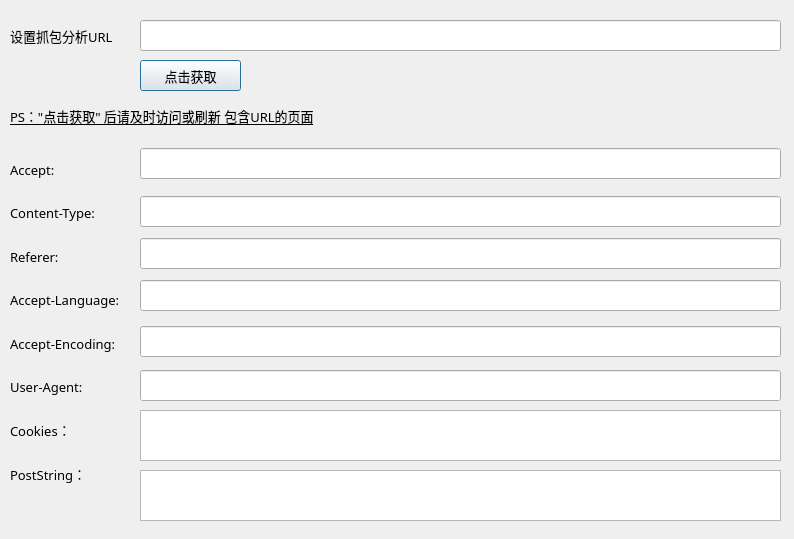
Qt form UnifiedTools/httpanalyse.ui (frontier-zh/Zhro) before a commit.
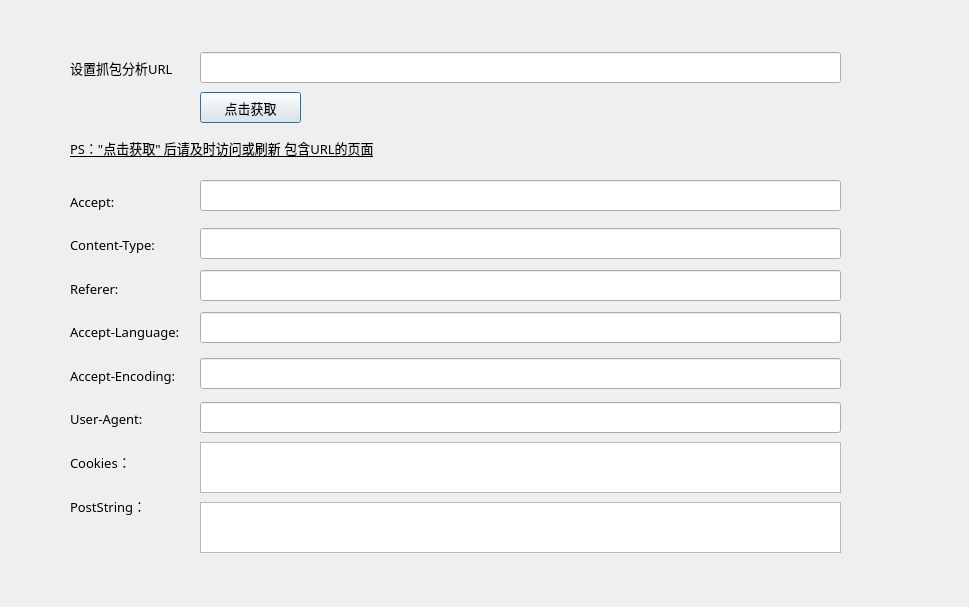
The same form after that commit.

Diff of the .ui file:
```diff
--- a/UnifiedTools/httpanalyse.ui
+++ b/UnifiedTools/httpanalyse.ui
@@ -6,8 +6,8 @@
    <rect>
     <x>0</x>
     <y>0</y>
-    <width>794</width>
-    <height>539</height>
+    <width>969</width>
+    <height>607</height>
    </rect>
   </property>
   <property name="windowTitle">
@@ -32,8 +32,8 @@
   <widget class="QPushButton" name="button">
    <property name="geometry">
     <rect>
-     <x>140</x>
-     <y>60</y>
+     <x>200</x>
+     <y>92</y>
      <width>101</width>
      <height>31</height>
     </rect>
@@ -51,8 +51,8 @@
   <widget class="QLineEdit" name="edit">
    <property name="geometry">
     <rect>
-     <x>140</x>
-     <y>20</y>
+     <x>200</x>
+     <y>52</y>
      <width>641</width>
      <height>31</height>
     </rect>
@@ -67,8 +67,8 @@
   <widget class="QLabel" name="label">
    <property name="geometry">
     <rect>
-     <x>10</x>
-     <y>10</y>
+     <x>70</x>
+     <y>42</y>
      <width>141</width>
      <height>51</height>
     </rect>
@@ -86,8 +86,8 @@
   <widget class="QLabel" name="label_2">
    <property name="geometry">
     <rect>
-     <x>10</x>
-     <y>100</y>
+     <x>70</x>
+     <y>132</y>
      <width>361</width>
      <height>31</height>
     </rect>
@@ -108,8 +108,8 @@
   <widget class="QLineEdit" name="edit1">
    <property name="geometry">
     <rect>
-     <x>140</x>
-     <y>148</y>
+     <x>200</x>
+     <y>180</y>
      <width>641</width>
      <height>31</height>
     </rect>
@@ -124,8 +124,8 @@
   <widget class="QLineEdit" name="edit2">
    <property name="geometry">
     <rect>
-     <x>140</x>
-     <y>196</y>
+     <x>200</x>
+     <y>228</y>
      <width>641</width>
      <height>31</height>
     </rect>
@@ -140,8 +140,8 @@
   <widget class="QLineEdit" name="edit3">
    <property name="geometry">
     <rect>
-     <x>140</x>
-     <y>238</y>
+     <x>200</x>
+     <y>270</y>
      <width>641</width>
      <height>31</height>
     </rect>
@@ -156,8 +156,8 @@
   <widget class="QLineEdit" name="edit4">
    <property name="geometry">
     <rect>
-     <x>140</x>
-     <y>280</y>
+     <x>200</x>
+     <y>312</y>
      <width>641</width>
      <height>31</height>
     </rect>
@@ -172,8 +172,8 @@
   <widget class="QLineEdit" name="edit5">
    <property name="geometry">
     <rect>
-     <x>140</x>
-     <y>326</y>
+     <x>200</x>
+     <y>358</y>
      <width>641</width>
      <height>31</height>
     </rect>
@@ -188,8 +188,8 @@
   <widget class="QLineEdit" name="edit6">
    <property name="geometry">
     <rect>
-     <x>140</x>
-     <y>370</y>
+     <x>200</x>
+     <y>402</y>
      <width>641</width>
      <height>31</height>
     </rect>
@@ -204,8 +204,8 @@
   <widget class="QPlainTextEdit" name="plainedit">
    <property name="geometry">
     <rect>
-     <x>140</x>
-     <y>410</y>
+     <x>200</x>
+     <y>442</y>
      <width>641</width>
      <height>51</height>
     </rect>
@@ -220,8 +220,8 @@
   <widget class="QPlainTextEdit" name="plainedit1">
    <property name="geometry">
     <rect>
-     <x>140</x>
-     <y>470</y>
+     <x>200</x>
+     <y>502</y>
      <width>641</width>
      <height>51</height>
     </rect>
@@ -236,8 +236,8 @@
   <widget class="QWidget" name="layoutWidget">
    <property name="geometry">
     <rect>
-     <x>10</x>
-     <y>151</y>
+     <x>70</x>
+     <y>183</y>
      <width>130</width>
      <height>341</height>
     </rect>
```
